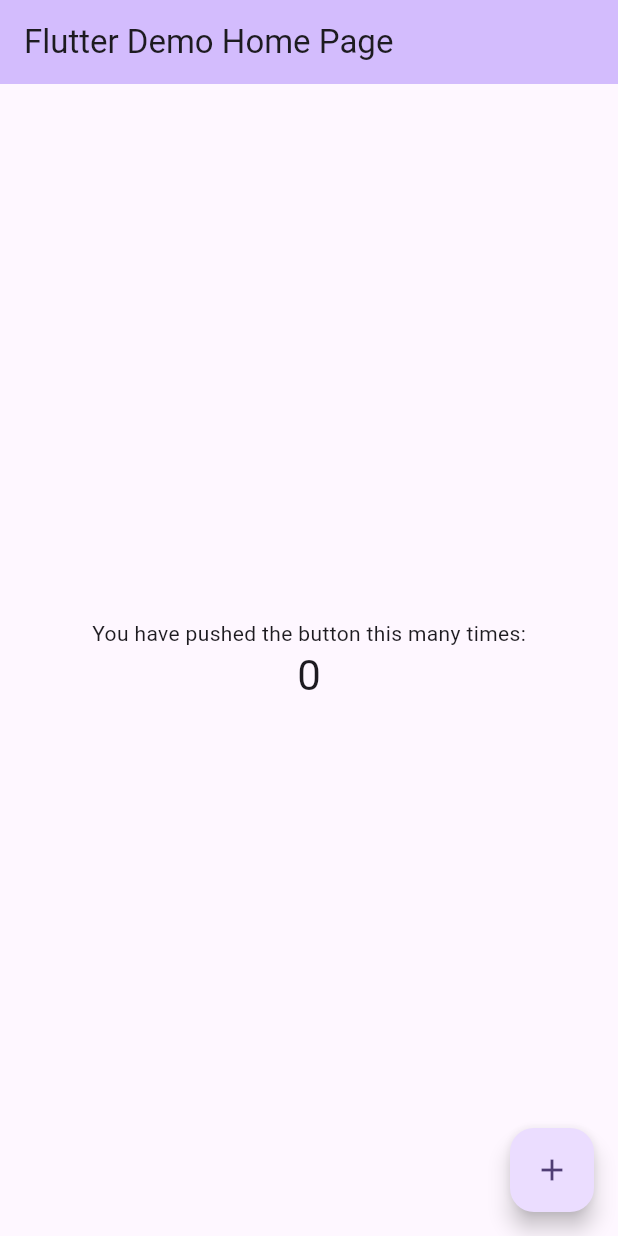
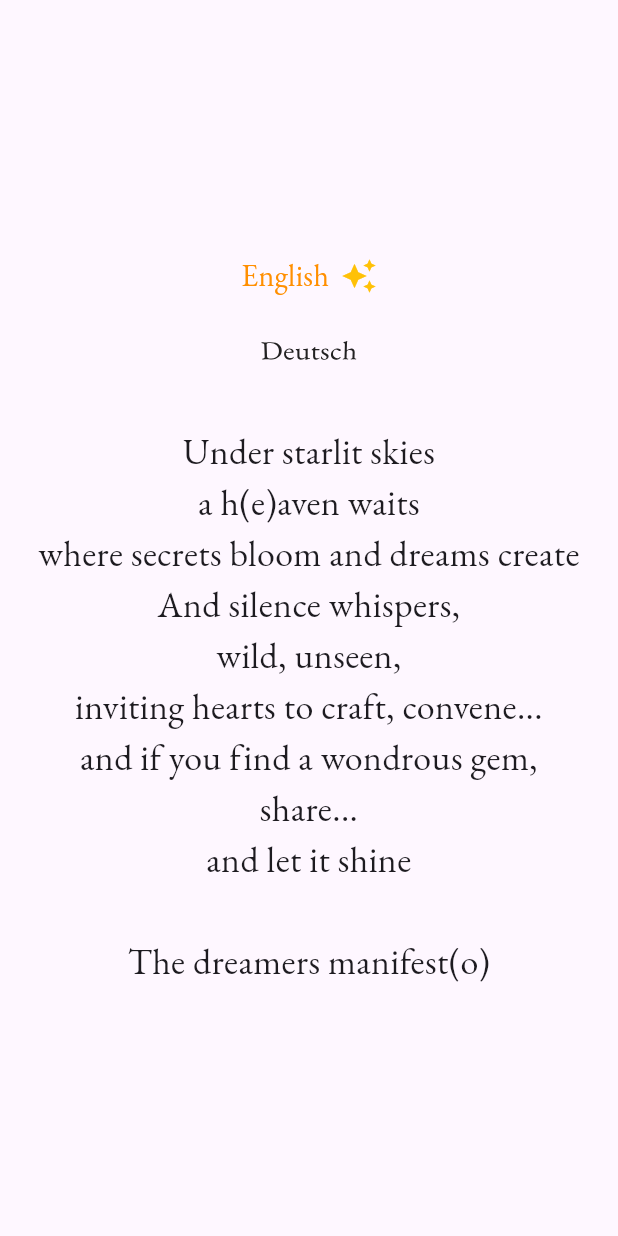
Before and after one commit to Tim2107/stellaria, a Flutter app: the screen it shows after launch, on a phone screen of 412 x 824 dp. Run offline on Flutter 3.47's test engine with Material 3 defaults, Android fonts, the phone set to English and light mode, and no system bars; our stand-ins replace google_fonts.

Commit message:
feat: add language dial for poem

```diff
--- a/nexus/lib/main.dart
+++ b/nexus/lib/main.dart
@@ -1,122 +1,176 @@
 import 'package:flutter/material.dart';
+import 'package:google_fonts/google_fonts.dart';
 
-void main() {
-  runApp(const MyApp());
-}
+void main() => runApp(const NexusApp());
 
-class MyApp extends StatelessWidget {
-  const MyApp({super.key});
+class NexusApp extends StatelessWidget {
+  const NexusApp({super.key});
 
-  // This widget is the root of your application.
   @override
   Widget build(BuildContext context) {
     return MaterialApp(
-      title: 'Flutter Demo',
-      theme: ThemeData(
-        // This is the theme of your application.
-        //
-        // TRY THIS: Try running your application with "flutter run". You'll see
-        // the application has a purple toolbar. Then, without quitting the app,
-        // try changing the seedColor in the colorScheme below to Colors.green
-        // and then invoke "hot reload" (save your changes or press the "hot
-        // reload" button in a Flutter-supported IDE, or press "r" if you used
-        // the command line to start the app).
-        //
-        // Notice that the counter didn't reset back to zero; the application
-        // state is not lost during the reload. To reset the state, use hot
-        // restart instead.
-        //
-        // This works for code too, not just values: Most code changes can be
-        // tested with just a hot reload.
-        colorScheme: ColorScheme.fromSeed(seedColor: Colors.deepPurple),
-      ),
-      home: const MyHomePage(title: 'Flutter Demo Home Page'),
+      title: 'Nexus',
+      debugShowCheckedModeBanner: false,
+      home: const LandingPage(),
     );
   }
 }
 
-class MyHomePage extends StatefulWidget {
-  const MyHomePage({super.key, required this.title});
-
-  // This widget is the home page of your application. It is stateful, meaning
-  // that it has a State object (defined below) that contains fields that affect
-  // how it looks.
-
-  // This class is the configuration for the state. It holds the values (in this
-  // case the title) provided by the parent (in this case the App widget) and
-  // used by the build method of the State. Fields in a Widget subclass are
-  // always marked "final".
-
-  final String title;
+class LandingPage extends StatefulWidget {
+  const LandingPage({super.key});
 
   @override
-  State<MyHomePage> createState() => _MyHomePageState();
+  State<LandingPage> createState() => _LandingPageState();
 }
 
-class _MyHomePageState extends State<MyHomePage> {
-  int _counter = 0;
+class _LandingPageState extends State<LandingPage> {
+  final _languages = const ['English', 'Deutsch', 'Français', '日本語'];
 
-  void _incrementCounter() {
-    setState(() {
-      // This call to setState tells the Flutter framework that something has
-      // changed in this State, which causes it to rerun the build method below
-      // so that the display can reflect the updated values. If we changed
-      // _counter without calling setState(), then the build method would not be
-      // called again, and so nothing would appear to happen.
-      _counter++;
-    });
+  final _poems = const {
+    'English': '''
+Under starlit skies
+a h(e)aven waits
+where secrets bloom and dreams create
+And silence whispers,
+wild, unseen,
+inviting hearts to craft, convene...
+and if you find a wondrous gem,
+share...
+and let it shine
+
+The dreamers manifest(o)
+''',
+    'Deutsch': '''
+Unter sternenklaren Weiten
+findet sich ein geborgener Ort
+an dem Geheimnisse verborgen blühen
+und Träume Welten schaffen.
+Und wo es durch die Stille raunt,
+ungezähmt und heimlich
+und Herzen zusammen ruft sich im Erschaffen zu vereinen.
+
+und findest Du hier Kostbarkeiten
+lass sie uns Teilen
+und staunen ihrer Wunder
+''',
+    'Français': '''
+Sous les cieux embrasés d’étoiles,
+un sanctuaire frémissant attend,
+où les secrets s’ouvrent comme des fleurs interdites,
+et les rêves enfantent des mondes de fièvre.
+
+Le silence soupire,
+ardent, insaisissable,
+et ses murmures effleurent la peau du cœur,
+l’invitant à se perdre, à se fondre, à créer.
+
+Et si tes mains découvrent un joyau rare,
+ne le garde pas —
+offre-le,
+qu’il resplendisse, qu’il consume, qu’il enivre.
+''',
+    '日本語': '''
+星空の下
+あなたの館が待っている
+秘密は咲き、
+夢は世界を創り出す
+
+沈黙はささやき、
+野生のまま見えぬもの、
+心を誘い、
+創造へと集う
+
+そして、めずらしい宝石を見つけたなら
+分かち合い、輝かせよ
+'''
+  };
+
+  int _selected = 0;
+  final FixedExtentScrollController _controller = FixedExtentScrollController();
+
+  @override
+  void dispose() {
+    _controller.dispose();
+    super.dispose();
   }
 
   @override
   Widget build(BuildContext context) {
-    // This method is rerun every time setState is called, for instance as done
-    // by the _incrementCounter method above.
-    //
-    // The Flutter framework has been optimized to make rerunning build methods
-    // fast, so that you can just rebuild anything that needs updating rather
-    // than having to individually change instances of widgets.
+    final lang = _languages[_selected];
+
     return Scaffold(
-      appBar: AppBar(
-        // TRY THIS: Try changing the color here to a specific color (to
-        // Colors.amber, perhaps?) and trigger a hot reload to see the AppBar
-        // change color while the other colors stay the same.
-        backgroundColor: Theme.of(context).colorScheme.inversePrimary,
-        // Here we take the value from the MyHomePage object that was created by
-        // the App.build method, and use it to set our appbar title.
-        title: Text(widget.title),
-      ),
       body: Center(
-        // Center is a layout widget. It takes a single child and positions it
-        // in the middle of the parent.
         child: Column(
-          // Column is also a layout widget. It takes a list of children and
-          // arranges them vertically. By default, it sizes itself to fit its
-          // children horizontally, and tries to be as tall as its parent.
-          //
-          // Column has various properties to control how it sizes itself and
-          // how it positions its children. Here we use mainAxisAlignment to
-          // center the children vertically; the main axis here is the vertical
-          // axis because Columns are vertical (the cross axis would be
-          // horizontal).
-          //
-          // TRY THIS: Invoke "debug painting" (choose the "Toggle Debug Paint"
-          // action in the IDE, or press "p" in the console), to see the
-          // wireframe for each widget.
           mainAxisAlignment: MainAxisAlignment.center,
-          children: <Widget>[
-            const Text('You have pushed the button this many times:'),
-            Text(
-              '$_counter',
-              style: Theme.of(context).textTheme.headlineMedium,
+          children: [
+            SizedBox(
+              height: 150,
+              child: ListWheelScrollView.useDelegate(
+                controller: _controller,
+                itemExtent: 50,
+                physics: const FixedExtentScrollPhysics(),
+                onSelectedItemChanged: (index) =>
+                    setState(() => _selected = index),
+                childDelegate: ListWheelChildBuilderDelegate(
+                  builder: (context, index) {
+                    if (index < 0 || index >= _languages.length) return null;
+                    final language = _languages[index];
+                    final selected = index == _selected;
+                    return Center(
+                      child: Row(
+                        mainAxisSize: MainAxisSize.min,
+                        children: [
+                          Text(
+                            language,
+                            style: _languageStyle(language, selected),
+                          ),
+                          if (selected) ...[
+                            const SizedBox(width: 8),
+                            const Icon(Icons.auto_awesome,
+                                color: Colors.amber),
+                          ]
+                        ],
+                      ),
+                    );
+                  },
+                  childCount: _languages.length,
+                ),
+              ),
+            ),
+            Padding(
+              padding: const EdgeInsets.all(24),
+              child: Text(
+                _poems[lang]!,
+                textAlign: TextAlign.center,
+                style: _poemStyle(lang),
+              ),
             ),
           ],
         ),
       ),
-      floatingActionButton: FloatingActionButton(
-        onPressed: _incrementCounter,
-        tooltip: 'Increment',
-        child: const Icon(Icons.add),
-      ), // This trailing comma makes auto-formatting nicer for build methods.
+    );
+  }
+
+  TextStyle _poemStyle(String language) {
+    switch (language) {
+      case '日本語':
+        return GoogleFonts.notoSerifJp(fontSize: 24);
+      default:
+        return GoogleFonts.ebGaramond(fontSize: 24);
+    }
+  }
+
+  TextStyle _languageStyle(String language, bool selected) {
+    TextStyle base;
+    switch (language) {
+      case '日本語':
+        base = GoogleFonts.notoSerifJp(fontSize: 20);
+        break;
+      default:
+        base = GoogleFonts.ebGaramond(fontSize: 20);
+    }
+    return base.copyWith(
+      color: selected ? Colors.amber[800] : Colors.black87,
     );
   }
 }
--- a/nexus/pubspec.yaml
+++ b/nexus/pubspec.yaml
@@ -34,6 +34,7 @@ dependencies:
   # The following adds the Cupertino Icons font to your application.
   # Use with the CupertinoIcons class for iOS style icons.
   cupertino_icons: ^1.0.8
+  google_fonts: ^6.1.0
 
 dev_dependencies:
   flutter_test:
```
Also changed, not shown: 2 other files.
